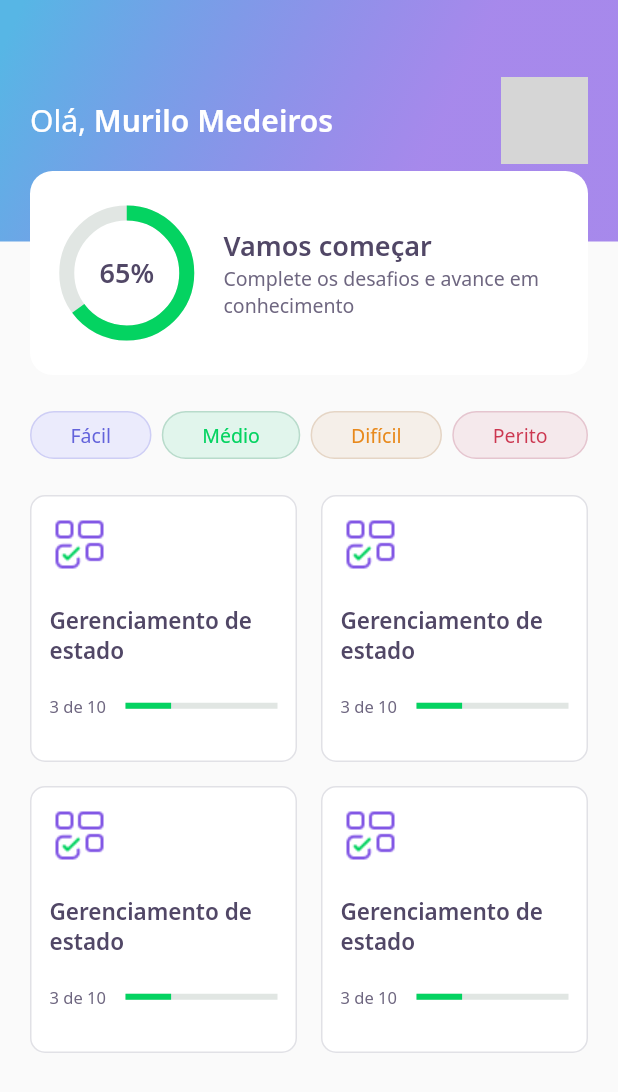
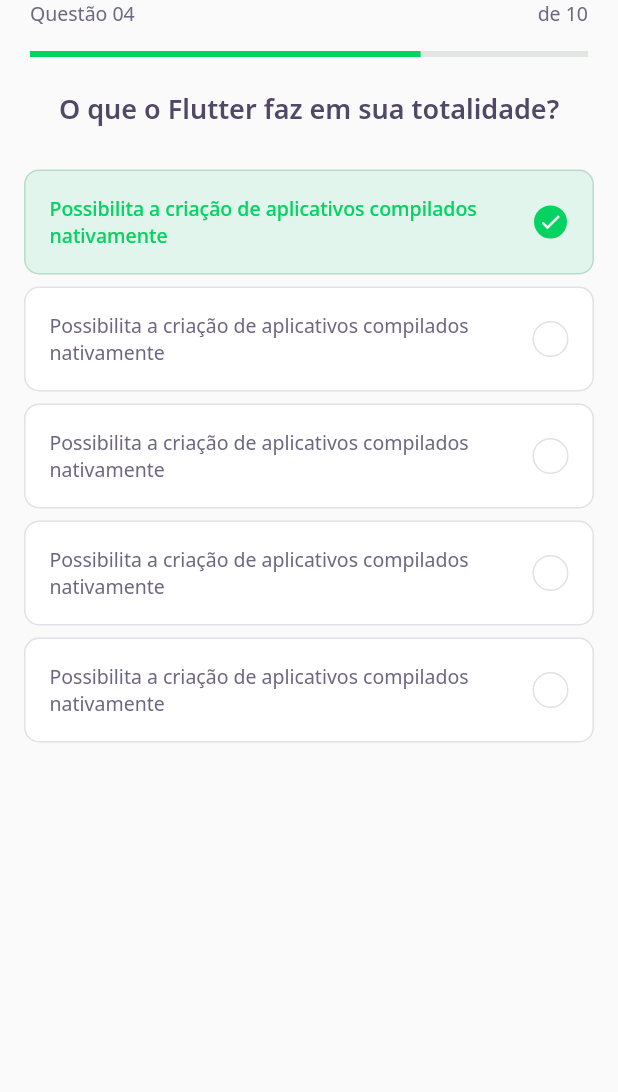
Before and after one commit to muthmedeiros/NLW05_dev_quiz, a Flutter app: the screen it shows after launch, on a phone screen of 412 x 824 dp. Shown: the top 1092 px of the screen. Run offline on Flutter 3.47's test engine with Material 2 defaults, Android fonts, the phone set to English and light mode, and no system bars; our stand-ins replace google_fonts; grey boxes are pictures that could not be loaded.

Commit message:
quiz cards/questions widgets

```diff
--- a/lib/challenge/challenge_page.dart
+++ b/lib/challenge/challenge_page.dart
@@ -1 +1,28 @@
-// todo: challenge page
+import 'package:dev_quiz/challenge/widgets/question_indicator/question_indicator_widget.dart';
+import 'package:dev_quiz/challenge/widgets/quiz/quiz_widget.dart';
+import 'package:flutter/material.dart';
+
+class ChallengePage extends StatefulWidget {
+  ChallengePage({Key? key}) : super(key: key);
+
+  @override
+  _ChallengePageState createState() => _ChallengePageState();
+}
+
+class _ChallengePageState extends State<ChallengePage> {
+  @override
+  Widget build(BuildContext context) {
+    return Scaffold(
+      appBar: PreferredSize(
+        preferredSize: Size.fromHeight(60),
+        child: SafeArea(
+          top: true,
+          child: QuestionIndicatorWidget(),
+        ),
+      ),
+      body: QuizWidget(
+        title: 'O que o Flutter faz em sua totalidade?',
+      ),
+    );
+  }
+}
--- /dev/null
+++ b/lib/challenge/widgets/answer/answer_widget.dart
@@ -0,0 +1,86 @@
+import 'dart:ui';
+
+import 'package:dev_quiz/core/app_colors.dart';
+import 'package:dev_quiz/core/app_text_styles.dart';
+import 'package:flutter/material.dart';
+
+class AnswerWidget extends StatelessWidget {
+  final String title;
+  final bool isRight;
+  final bool isSelected;
+
+  const AnswerWidget(
+      {Key? key,
+      required this.title,
+      this.isRight = false,
+      this.isSelected = false})
+      : super(key: key);
+
+  Color get _selectedColorRight =>
+      isRight ? AppColors.darkGreen : AppColors.darkRed;
+
+  Color get _selectedBorderRight =>
+      isRight ? AppColors.lightGreen : AppColors.lightRed;
+
+  Color get _selectedColorCardRight =>
+      isRight ? AppColors.lightGreen : AppColors.lightRed;
+
+  Color get _selectedBorderCardRight =>
+      isRight ? AppColors.green : AppColors.red;
+
+  TextStyle get _selectedTextStyleRight =>
+      isRight ? AppTextStyles.bodyDarkGreen : AppTextStyles.bodyDarkRed;
+
+  IconData get _selectedIconRight => isRight ? Icons.check : Icons.close;
+
+  @override
+  Widget build(BuildContext context) {
+    return Padding(
+      padding: const EdgeInsets.symmetric(horizontal: 16, vertical: 4),
+      child: Container(
+        padding: const EdgeInsets.all(16),
+        decoration: BoxDecoration(
+          color: isSelected ? _selectedColorCardRight : AppColors.white,
+          borderRadius: BorderRadius.circular(10),
+          border: Border.fromBorderSide(
+            BorderSide(
+              color: isSelected ? _selectedBorderCardRight : AppColors.border,
+            ),
+          ),
+        ),
+        child: Row(
+          mainAxisAlignment: MainAxisAlignment.spaceBetween,
+          children: [
+            Expanded(
+              child: Text(
+                title,
+                style:
+                    isSelected ? _selectedTextStyleRight : AppTextStyles.body,
+              ),
+            ),
+            Container(
+              width: 24,
+              height: 24,
+              decoration: BoxDecoration(
+                color: isSelected ? _selectedColorRight : AppColors.white,
+                borderRadius: BorderRadius.circular(500),
+                border: Border.fromBorderSide(
+                  BorderSide(
+                    color: isSelected ? _selectedBorderRight : AppColors.border,
+                  ),
+                ),
+              ),
+              child: isSelected
+                  ? Icon(
+                      _selectedIconRight,
+                      size: 16,
+                      color: Colors.white,
+                    )
+                  : null,
+            ),
+          ],
+        ),
+      ),
+    );
+  }
+}
--- /dev/null
+++ b/lib/challenge/widgets/question_indicator/question_indicator_widget.dart
@@ -0,0 +1,35 @@
+import 'package:dev_quiz/core/app_text_styles.dart';
+import 'package:dev_quiz/shared/widgets/progress_indicator/progress_indicator.dart';
+import 'package:flutter/material.dart';
+
+class QuestionIndicatorWidget extends StatelessWidget {
+  QuestionIndicatorWidget({Key? key}) : super(key: key);
+
+  @override
+  Widget build(BuildContext context) {
+    return Container(
+      padding: const EdgeInsets.symmetric(horizontal: 20),
+      child: Column(
+        children: [
+          Row(
+            mainAxisAlignment: MainAxisAlignment.spaceBetween,
+            children: [
+              Text(
+                "Questão 04",
+                style: AppTextStyles.body,
+              ),
+              Text(
+                "de 10",
+                style: AppTextStyles.body,
+              ),
+            ],
+          ),
+          SizedBox(
+            height: 16,
+          ),
+          ProgressIndicatorWidget(value: 0.7),
+        ],
+      ),
+    );
+  }
+}
--- /dev/null
+++ b/lib/challenge/widgets/quiz/quiz_widget.dart
@@ -0,0 +1,43 @@
+import 'package:dev_quiz/challenge/widgets/answer/answer_widget.dart';
+import 'package:dev_quiz/core/app_text_styles.dart';
+import 'package:flutter/material.dart';
+
+class QuizWidget extends StatelessWidget {
+  final String title;
+
+  const QuizWidget({Key? key, required this.title}) : super(key: key);
+
+  @override
+  Widget build(BuildContext context) {
+    return Container(
+      child: Column(
+        children: [
+          Text(
+            title,
+            style: AppTextStyles.heading,
+          ),
+          SizedBox(
+            height: 24,
+          ),
+          AnswerWidget(
+              isRight: true,
+              isSelected: true,
+              title:
+                  "Possibilita a criação de aplicativos compilados nativamente"),
+          AnswerWidget(
+              title:
+                  "Possibilita a criação de aplicativos compilados nativamente"),
+          AnswerWidget(
+              title:
+                  "Possibilita a criação de aplicativos compilados nativamente"),
+          AnswerWidget(
+              title:
+                  "Possibilita a criação de aplicativos compilados nativamente"),
+          AnswerWidget(
+              title:
+                  "Possibilita a criação de aplicativos compilados nativamente"),
+        ],
+      ),
+    );
+  }
+}
--- a/lib/core/app_widget.dart
+++ b/lib/core/app_widget.dart
@@ -1,4 +1,5 @@
 //import 'package:DevQuiz/home/home_page.dart';
+import 'package:dev_quiz/challenge/challenge_page.dart';
 import 'package:dev_quiz/home/home_page.dart';
 import 'package:dev_quiz/splash/splash_page.dart';
 import 'package:flutter/material.dart';
@@ -8,7 +9,7 @@ class AppWidget extends StatelessWidget {
   Widget build(BuildContext context) {
     return MaterialApp(
       title: "DevQuiz",
-      home: HomePage(),
+      home: ChallengePage(),
     );
   }
 }
--- a/lib/home/widgets/quiz_card/quiz_card_widget.dart
+++ b/lib/home/widgets/quiz_card/quiz_card_widget.dart
@@ -1,6 +1,7 @@
 import 'package:dev_quiz/core/app_colors.dart';
 import 'package:dev_quiz/core/app_images.dart';
 import 'package:dev_quiz/core/app_text_styles.dart';
+import 'package:dev_quiz/shared/widgets/progress_indicator/progress_indicator.dart';
 import 'package:flutter/material.dart';
 
 class QuizCardWidget extends StatelessWidget {
@@ -44,12 +45,7 @@ class QuizCardWidget extends StatelessWidget {
               ),
               Expanded(
                 flex: 2,
-                child: LinearProgressIndicator(
-                  value: 0.3,
-                  backgroundColor: AppColors.chartSecondary,
-                  valueColor:
-                      AlwaysStoppedAnimation<Color>(AppColors.chartPrimary),
-                ),
+                child: ProgressIndicatorWidget(value: 0.3),
               ),
             ],
           ),
--- /dev/null
+++ b/lib/shared/widgets/progress_indicator/progress_indicator.dart
@@ -0,0 +1,18 @@
+import 'package:dev_quiz/core/app_colors.dart';
+import 'package:flutter/material.dart';
+
+class ProgressIndicatorWidget extends StatelessWidget {
+  final double value;
+
+  const ProgressIndicatorWidget({Key? key, required this.value})
+      : super(key: key);
+
+  @override
+  Widget build(BuildContext context) {
+    return LinearProgressIndicator(
+      value: value,
+      backgroundColor: AppColors.chartSecondary,
+      valueColor: AlwaysStoppedAnimation<Color>(AppColors.chartPrimary),
+    );
+  }
+}
```
